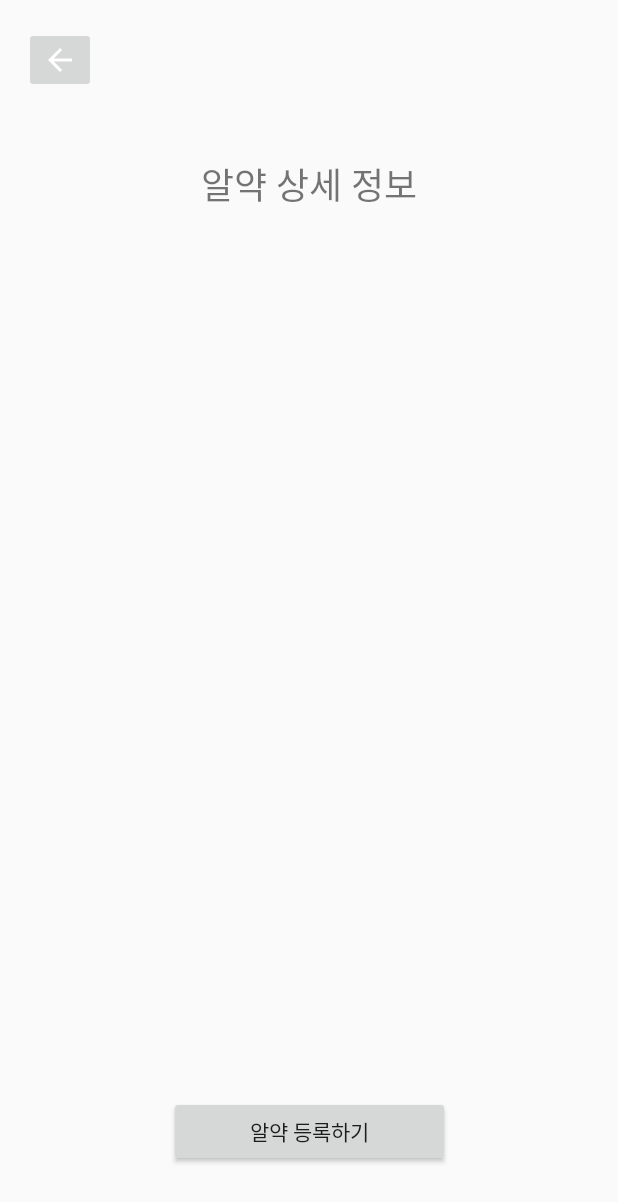
After one commit to sonsuhyune/PillProject_androidApp, an Android app: the show_detail screen opened directly, with no data from a screen before it, on a phone screen of 412 x 824 dp. The commit adds this screen. Shown: the top 1202 px of the screen. Run offline under Robolectric (Android 15) with nearby library versions, the phone set to English and light mode, and no system bars.

Commit message:
"show_detail"

```diff
--- a/app/src/main/AndroidManifest.xml
+++ b/app/src/main/AndroidManifest.xml
@@ -38,6 +38,8 @@
         <activity android:name=".result_in_add_pill"/>
         <activity android:name=".search_result_after_login"/>
         <activity android:name=".saved_pill"/>
+        <activity android:name=".show_detail"/>
+        <activity android:name=".show_detail_before_login"/>
 
 
         <provider
--- a/app/src/main/java/com/example/myapplication/add_pill_user.java
+++ b/app/src/main/java/com/example/myapplication/add_pill_user.java
@@ -371,8 +371,7 @@ public class add_pill_user extends AppCompatActivity {
     public void save(){
         nickname=et_nickname.getText().toString().trim();
         //nickname = "test";
-        company = sr.pill_company;
-        pill_name = sr.pill_name;
+
         user_id = sId;
         //user_id="suhyune";
         img_path = "temp.jpg";
--- /dev/null
+++ b/app/src/main/java/com/example/myapplication/show_detail.java
@@ -0,0 +1,35 @@
+package com.example.myapplication;
+
+import android.content.Intent;
+import android.os.Bundle;
+import android.view.View;
+import android.widget.Toast;
+
+import androidx.appcompat.app.AppCompatActivity;
+
+public class show_detail extends AppCompatActivity {
+    protected void onCreate(Bundle savedInstanceState) {
+        super.onCreate(savedInstanceState);
+        setContentView(R.layout.show_detail);
+
+    }
+
+    public void add_pill(View v) {
+        Intent intent = new Intent(getApplicationContext(), add_pill_user.class);
+        intent.addFlags(Intent.FLAG_ACTIVITY_CLEAR_TASK);
+        intent.addFlags(Intent.FLAG_ACTIVITY_NEW_TASK);
+        startActivity(intent);
+        overridePendingTransition(R.transition.anim_slide_in_left, R.transition.anim_slide_out_right);
+
+        Toast.makeText(getApplicationContext()," 내 알약으로 등록하기가 눌렸습니다.", Toast.LENGTH_SHORT).show();
+    }
+
+    public void show_detail_back(View v) {
+        Intent intent = new Intent(getApplicationContext(), search_result.class);
+        startActivity(intent);
+        overridePendingTransition(R.transition.anim_slide_a, R.transition.anim_slide_b);
+        intent.addFlags(Intent.FLAG_ACTIVITY_CLEAR_TASK);
+        intent.addFlags(Intent.FLAG_ACTIVITY_NEW_TASK);
+        Toast.makeText(getApplicationContext()," 뒤로가기가 눌렸습니다.", Toast.LENGTH_SHORT).show();
+    }
+}
--- /dev/null
+++ b/app/src/main/res/layout/show_detail.xml
@@ -0,0 +1,48 @@
+<?xml version="1.0" encoding="utf-8"?>
+<androidx.constraintlayout.widget.ConstraintLayout xmlns:android="http://schemas.android.com/apk/res/android"
+    xmlns:tools="http://schemas.android.com/tools"
+    android:layout_width="match_parent"
+    android:layout_height="match_parent"
+    xmlns:app="http://schemas.android.com/apk/res-auto">
+
+    <TextView
+        android:layout_width="wrap_content"
+        android:layout_height="wrap_content"
+        android:text=" 알약 상세 정보 "
+        android:textSize="24sp"
+        app:layout_constraintBottom_toBottomOf="parent"
+        app:layout_constraintLeft_toLeftOf="parent"
+        app:layout_constraintRight_toRightOf="parent"
+        app:layout_constraintTop_toTopOf="parent"
+        app:layout_constraintVertical_bias="0.133" />
+
+    <Button
+        android:id="@+id/add_pill"
+        android:layout_width="187dp"
+        android:layout_height="47dp"
+        android:onClick="add_pill"
+        android:text=" 알약 등록하기 "
+        app:layout_constraintBottom_toBottomOf="parent"
+        app:layout_constraintLeft_toLeftOf="parent"
+        app:layout_constraintRight_toRightOf="parent"
+        app:layout_constraintTop_toTopOf="parent"
+        app:layout_constraintVertical_bias="0.941" />
+
+    <ImageButton
+        android:id="@+id/imageButton"
+        android:layout_width="wrap_content"
+        android:layout_height="wrap_content"
+        android:onClick="show_detail_back"
+        app:layout_constraintBottom_toBottomOf="parent"
+        app:layout_constraintHorizontal_bias="0.044"
+        app:layout_constraintLeft_toLeftOf="parent"
+        app:layout_constraintRight_toRightOf="parent"
+        app:layout_constraintTop_toTopOf="parent"
+        app:layout_constraintVertical_bias="0.023"
+        app:srcCompat="@drawable/abc_vector_test"
+        tools:layout_constraintBottom_creator="1"
+        tools:layout_constraintLeft_creator="1"
+        tools:layout_constraintRight_creator="1"
+        tools:layout_constraintTop_creator="1" />
+
+</androidx.constraintlayout.widget.ConstraintLayout>
```
Also changed, not shown: app/src/main/java/com/example/myapplication/ListViewAdapterResult.java (+6 -1 lines), app/src/main/java/com/example/myapplication/search_result.java (+6 -3 lines), app/src/main/java/com/example/myapplication/search_result_after_login.java (+5 -3 lines), app/src/main/java/com/example/myapplication/show_detail_before_login.java (added, +25 -0 lines), app/src/main/res/layout/result_item.xml (+22 -0 lines), app/src/main/res/layout/result_item_before_login.xml (added, +58 -0 lines), app/src/main/res/layout/search_result.xml (+9 -21 lines), app/src/main/res/layout/show_detail_before_login.xml (added, +36 -0 lines).
